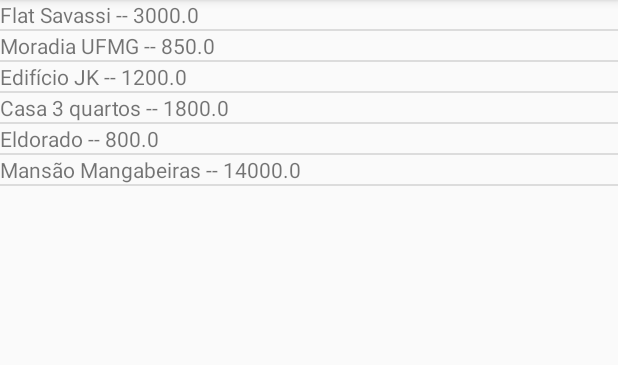
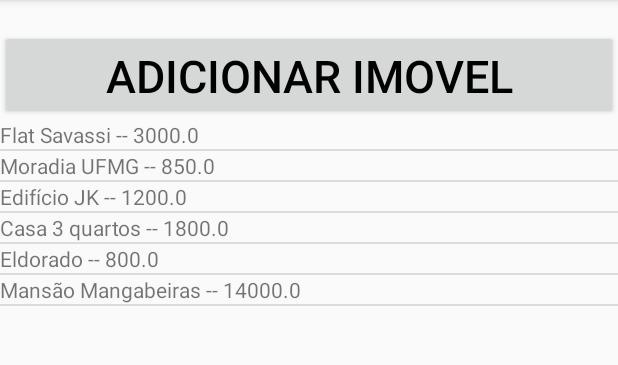
Before and after one commit to COLTEC-TP/Trimestral-01, an Android app: the screen it shows after launch (MainActivity), on a phone screen of 412 x 824 dp, the part 84-449 px from its top. Run offline under Robolectric (Android 15) with nearby library versions, the phone set to English and light mode, and no system bars.

Commit message:
Cadastrar Imovel

```diff
--- a/app/build.gradle
+++ b/app/build.gradle
@@ -21,6 +21,7 @@ android {
 dependencies {
     implementation fileTree(dir: 'libs', include: ['*.jar'])
     implementation 'com.android.support.constraint:constraint-layout:1.1.0'
+    implementation 'com.android.support:appcompat-v7:26.1.0'
     testImplementation 'junit:junit:4.12'
     androidTestImplementation 'com.android.support.test:runner:1.0.2'
     androidTestImplementation 'com.android.support.test.espresso:espresso-core:3.0.2'
--- a/app/src/main/AndroidManifest.xml
+++ b/app/src/main/AndroidManifest.xml
@@ -16,6 +16,7 @@
                 <category android:name="android.intent.category.LAUNCHER" />
             </intent-filter>
         </activity>
+        <activity android:name=".adicionarImovel"></activity>
     </application>
 
 </manifest>
--- a/app/src/main/java/br/ufmg/coltec/tp/moreaqui/MainActivity.java
+++ b/app/src/main/java/br/ufmg/coltec/tp/moreaqui/MainActivity.java
@@ -1,7 +1,10 @@
 package br.ufmg.coltec.tp.moreaqui;
 
 import android.app.Activity;
+import android.content.Intent;
 import android.os.Bundle;
+import android.view.View;
+import android.widget.Button;
 import android.widget.ListView;
 
 import java.util.ArrayList;
@@ -13,6 +16,17 @@ public class MainActivity extends Activity {
     protected void onCreate(Bundle savedInstanceState) {
         super.onCreate(savedInstanceState);
         setContentView(R.layout.activity_main);
+
+        //Botao cadastrar imovel
+        Button botaoCadastrarImovel = findViewById(R.id.botaoCadastrarImovel);
+        botaoCadastrarImovel.setOnClickListener(new View.OnClickListener() {
+            @Override
+            public void onClick(View view) {
+                Intent intent = new Intent(MainActivity.this, adicionarImovel.class);
+                startActivity(intent);
+            }
+        });
+
 
         // recupera os imóveis cadastrados no DAO até o momento e os carrega na lista
         ImovelDAO dao = ImovelDAO.getInstance();
--- a/app/src/main/res/layout/activity_main.xml
+++ b/app/src/main/res/layout/activity_main.xml
@@ -1,12 +1,22 @@
 <?xml version="1.0" encoding="utf-8"?>
 <LinearLayout xmlns:android="http://schemas.android.com/apk/res/android"
-    xmlns:app="http://schemas.android.com/apk/res-auto"
     xmlns:tools="http://schemas.android.com/tools"
     android:layout_width="match_parent"
     android:layout_height="match_parent"
     android:orientation="vertical"
     tools:context=".MainActivity">
 
+    <Button
+            android:id="@+id/botaoCadastrarImovel"
+            android:layout_width="match_parent"
+            android:layout_height="60dp"
+            android:layout_marginTop="20dp"
+            android:layout_marginBottom="0dp"
+            android:layout_centerHorizontal="true"
+            android:layout_centerVertical="true"
+            android:text="Adicionar Imovel"
+            android:textColor="#000000"
+            android:textSize="30dp" />
 
     <ListView
         android:layout_width="match_parent"
```
Also changed, not shown: app/src/main/java/br/ufmg/coltec/tp/moreaqui/adicionarImovel.java (added, +61 -0 lines), app/src/main/res/layout/activity_adicionar_imovel.xml (added, +70 -0 lines).
